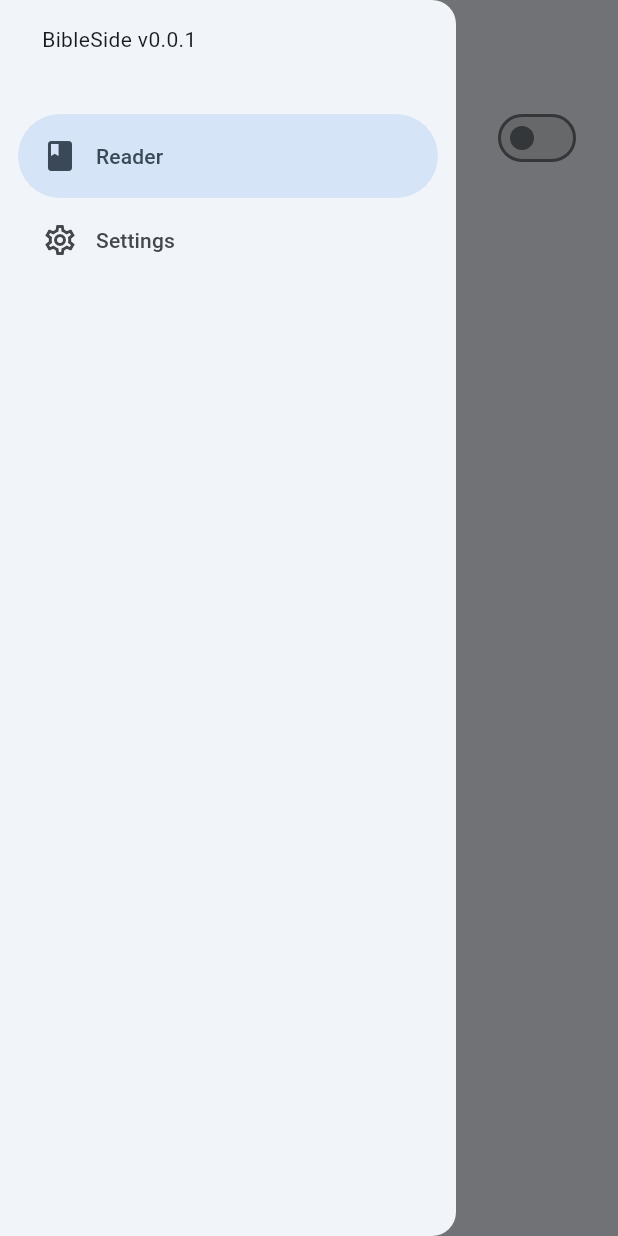
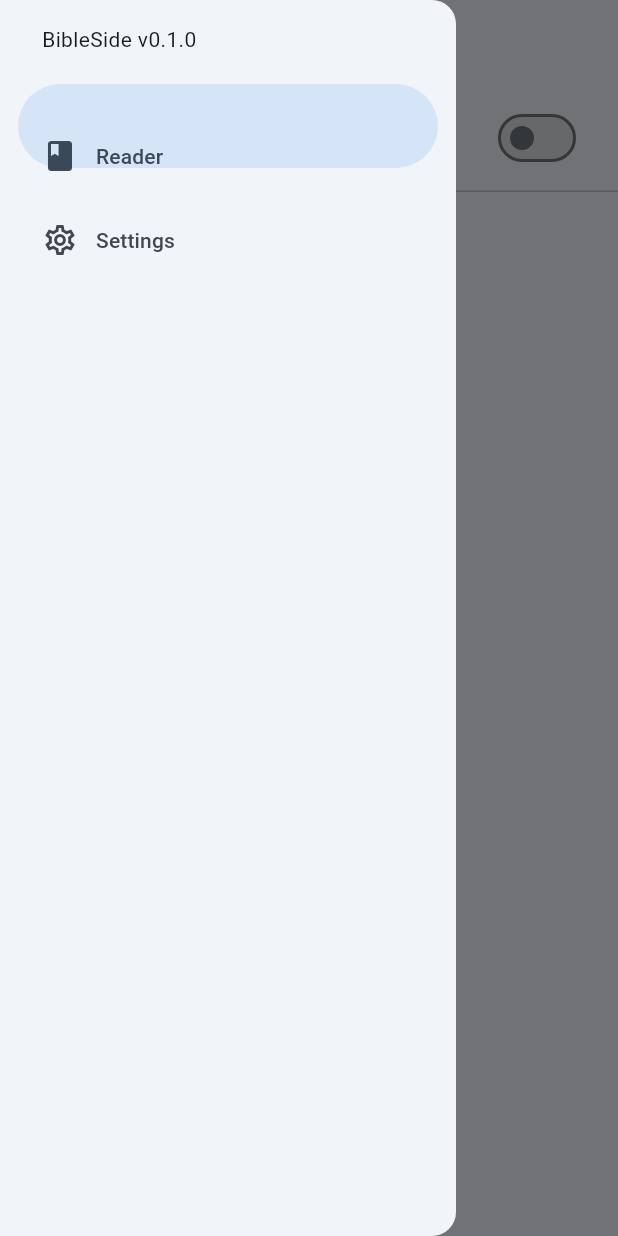
Before and after one commit to Correct-Syntax/bible_side, a Flutter app: the SettingsView screen opened directly with empty values, with the side drawer open, on a phone screen of 412 x 824 dp. Run offline on Flutter 3.47's test engine with Material 2 defaults, Android fonts, the phone set to English and light mode, and no system bars; our stand-ins replace material_symbols_icons, package_info_plus, shared_preferences, visibility_detector; missing offline and left inert: linked_scroll_controller; accounts and stored records are empty; statements that could not run were skipped.

Commit message:
Display app version info in sidenav and settings

```diff
--- /dev/null
+++ b/lib/core/common.dart
@@ -0,0 +1,7 @@
+import 'package:package_info_plus/package_info_plus.dart';
+
+
+Future<String> getAppVersion() async {
+  final PackageInfo info = await PackageInfo.fromPlatform();
+  return info.version;
+}
--- a/lib/views/settings_view.dart
+++ b/lib/views/settings_view.dart
@@ -2,6 +2,7 @@ import 'package:flutter/material.dart';
 import 'package:provider/provider.dart';
 import 'package:material_symbols_icons/symbols.dart';
 
+import '../core/common.dart';
 import '../core/provider.dart';
 import '../widgets/nav_drawer.dart';
 
@@ -37,6 +38,21 @@ class SettingsView extends StatelessWidget {
               }
             )
           ),
+          const Divider(height: 0),
+          ListTile(
+            leading: const Icon(Icons.info_outline),
+            title: const Text('BibleSide'),
+            subtitle: FutureBuilder<String>(
+              future: getAppVersion(),
+              builder: (context, snapshot) {
+                if (snapshot.hasData) {
+                  return Text('v${snapshot.data!}');
+                } else {
+                  return Container();
+                }
+              },
+            ),
+          ),
         ],
       ),
       drawer: SideNavigationDrawer(
--- a/lib/widgets/nav_drawer.dart
+++ b/lib/widgets/nav_drawer.dart
@@ -1,4 +1,6 @@
 import 'package:flutter/material.dart';
+
+import '../core/common.dart';
 
 
 class SideNavigationDrawer extends StatelessWidget {
@@ -19,9 +21,18 @@ class SideNavigationDrawer extends StatelessWidget {
         children: [
           Padding(
             padding: const EdgeInsets.fromLTRB(28, 16, 16, 40),
-            child: Text(
-              'BibleSide v0.0.1',
-              style: Theme.of(context).textTheme.bodyMedium,
+            child: FutureBuilder<String>(
+              future: getAppVersion(),
+              builder: (context, snapshot) {
+                if (snapshot.hasData) {
+                  return Text(
+                    'BibleSide v${snapshot.data!}',
+                    style: Theme.of(context).textTheme.bodyMedium,
+                  );
+                } else {
+                  return Container();
+                }
+              },
             ),
           ),
           const NavigationDrawerDestination(
--- a/pubspec.yaml
+++ b/pubspec.yaml
@@ -15,6 +15,7 @@ dependencies:
   visibility_detector: ^0.4.0+2
   provider: ^6.1.1
   shared_preferences: ^2.2.2
+  package_info_plus: ^4.2.0
 
 dev_dependencies:
   flutter_test:
```
Also changed, not shown: pubspec.lock.
